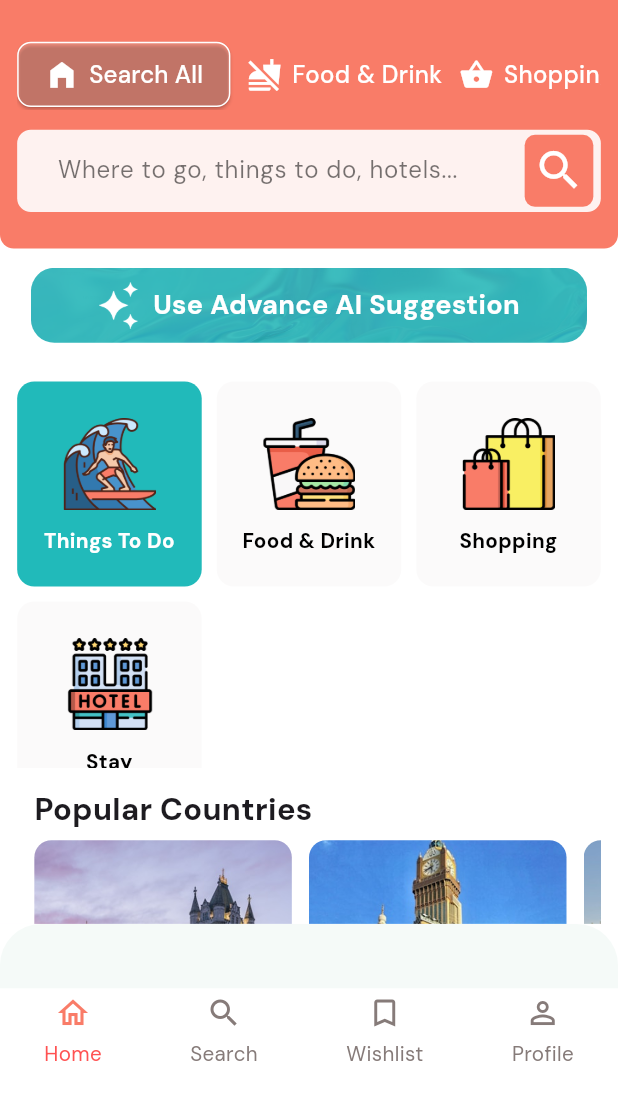
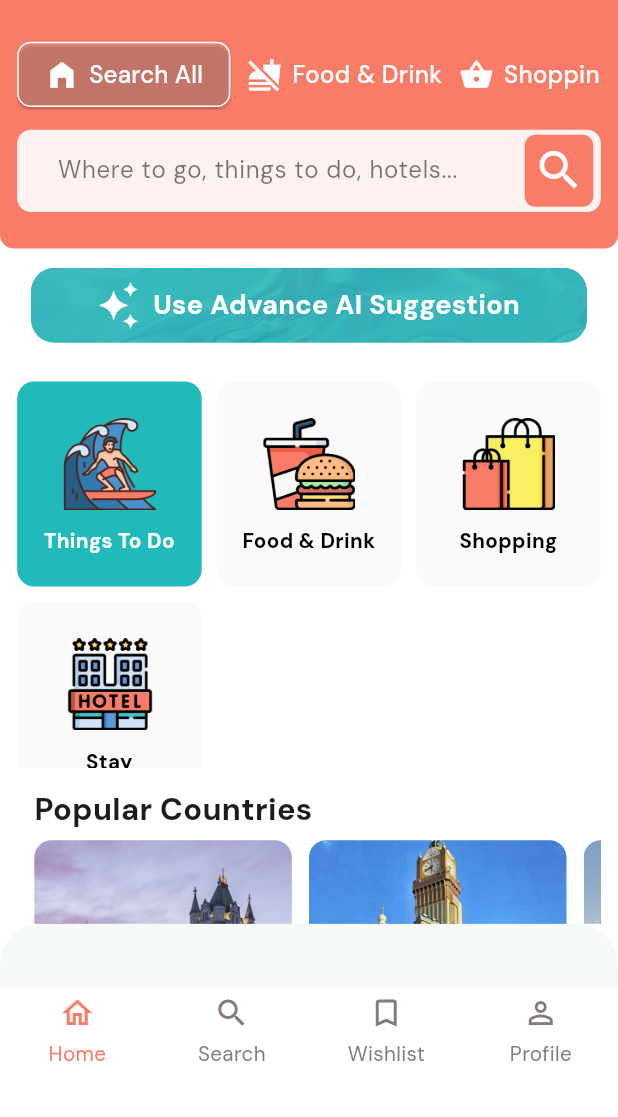
Before and after one commit to asifjahan1/kaldmv, a Flutter app: the BottomNavScreen screen opened directly, on a phone screen of 412 x 824 dp, the part 119-1236 px from its top. Run offline on Flutter 3.47's test engine with Material 3 defaults, Android fonts, the phone set to English and light mode, and no system bars; our stand-ins replace cached_network_image, dotted_border, file_picker, flutter_easyloading, flutter_screenutil, flutter_spinkit and 11 more; missing offline and left inert: flutter_quill; accounts and stored records are empty.

```diff
--- a/lib/User/Views/features/Bottom_Nav_Bar/screen/custom_bottom_navbar_screen.dart
+++ b/lib/User/Views/features/Bottom_Nav_Bar/screen/custom_bottom_navbar_screen.dart
@@ -54,7 +54,8 @@ class BottomNavScreen extends StatelessWidget {
                 child: Row(
                   mainAxisAlignment: MainAxisAlignment.spaceAround,
                   children: List.generate(icons.length, (index) {
-                    return GestureDetector(
+                    return Expanded(
+                      child: InkWell(
                         onTap: () => controller.changeIndex(index),
                         child: Column(
                           mainAxisAlignment: MainAxisAlignment.center,
@@ -70,12 +71,13 @@ class BottomNavScreen extends StatelessWidget {
                               labels[index],
                               style: TextStyle(
                                 color: controller.selectedIndex.value == index
-                                  ? Colors.redAccent
+                                    ? const Color(0xFFF97C68)
                                     : const Color(0xFF867B79),
                                 fontSize: 12.sp,
                               ),
                             ),
                           ],
+                        ),
                       ),
                     );
                   }),
```
Lines whose indentation alone changed are shown as unchanged.
